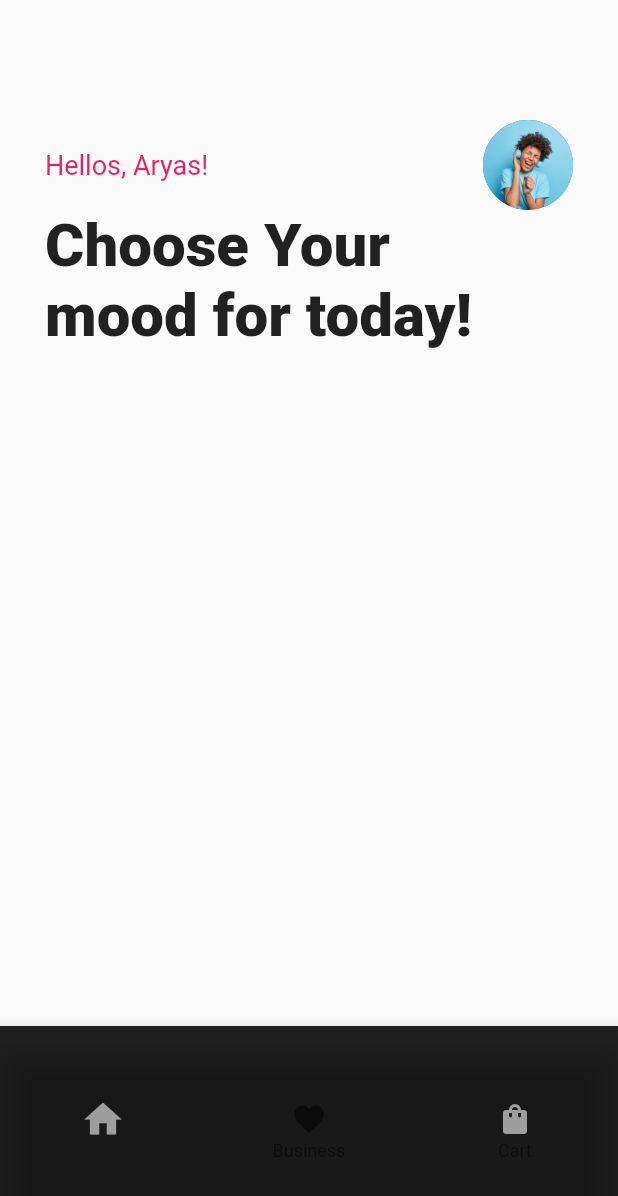
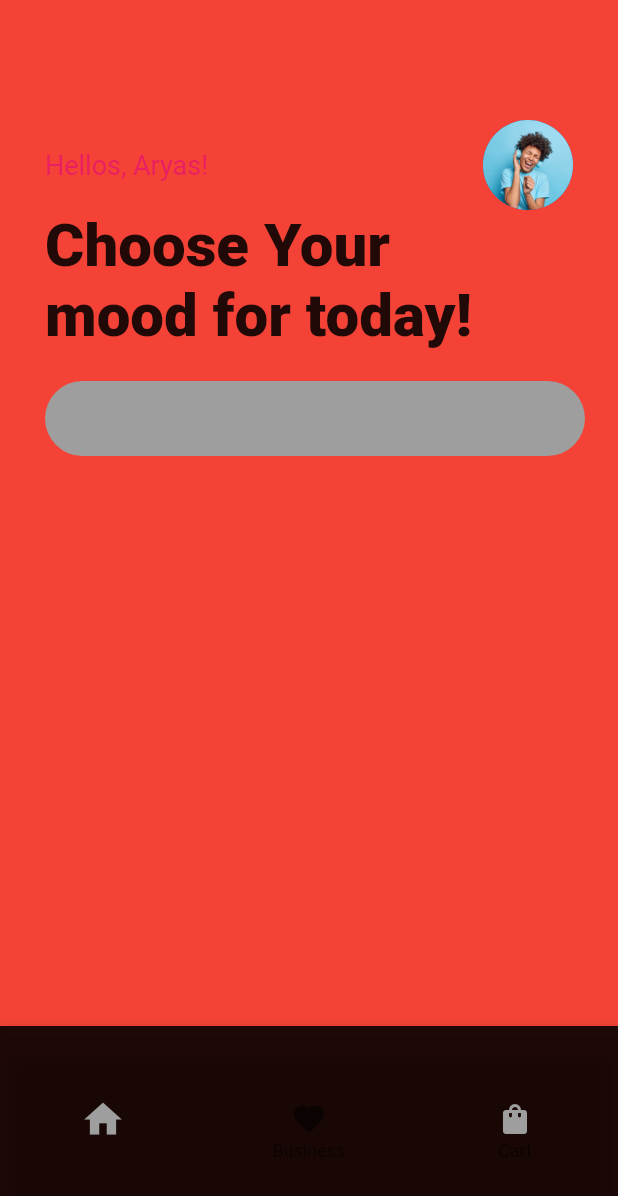
Before and after one commit to naveensinghp/flutter_eshop, a Flutter app: the screen it shows after launch, after a tap on the "arrow forward" icon, on a phone screen of 412 x 824 dp. Shown: the top 1196 px of the screen. Run offline on Flutter 3.47's test engine with Material 2 defaults, Android fonts, the phone set to English and light mode, and no system bars.

Commit message:
Search Barx

```diff
--- a/lib/secondpage.dart
+++ b/lib/secondpage.dart
@@ -6,13 +6,12 @@ void main() => runApp(const ProductPage());
 class ProductPage extends StatelessWidget {
   const ProductPage({Key? key}) : super(key: key);
 
-  static const String _title = 'Flutter Code Sample';
+
 
   @override
   Widget build(BuildContext context) {
     return const MaterialApp(
       debugShowCheckedModeBanner: false,
-      title: _title,
       color: Colors.green,
       home: MyStatefulWidget(),
     );
@@ -56,6 +55,7 @@ class _MyStatefulWidgetState extends State<MyStatefulWidget> {
   @override
   Widget build(BuildContext context) {
     return Scaffold(
+      backgroundColor: Colors.red,
       body: Container(
         padding: const EdgeInsets.only(left: 30, top: 80),
         child: Column(
@@ -97,6 +97,25 @@ class _MyStatefulWidgetState extends State<MyStatefulWidget> {
                 )
               ],
             ),
+            const SizedBox(height: 20,),
+            Row(
+              children: <Widget>[
+                Container(
+                  height: 50,
+                  width: 360,
+                  decoration: BoxDecoration(
+                     color: Colors.grey,
+                    borderRadius: BorderRadius.circular(30)
+                  ),
+                  // child: const TextField(
+                  //   decoration: InputDecoration(
+                  //     border: OutlineInputBorder(),
+                  //     hintText: 'Search',
+                  //   ),
+                  // ),
+                )
+              ],
+            )
           ],
         ),
         //_middleSection
```
